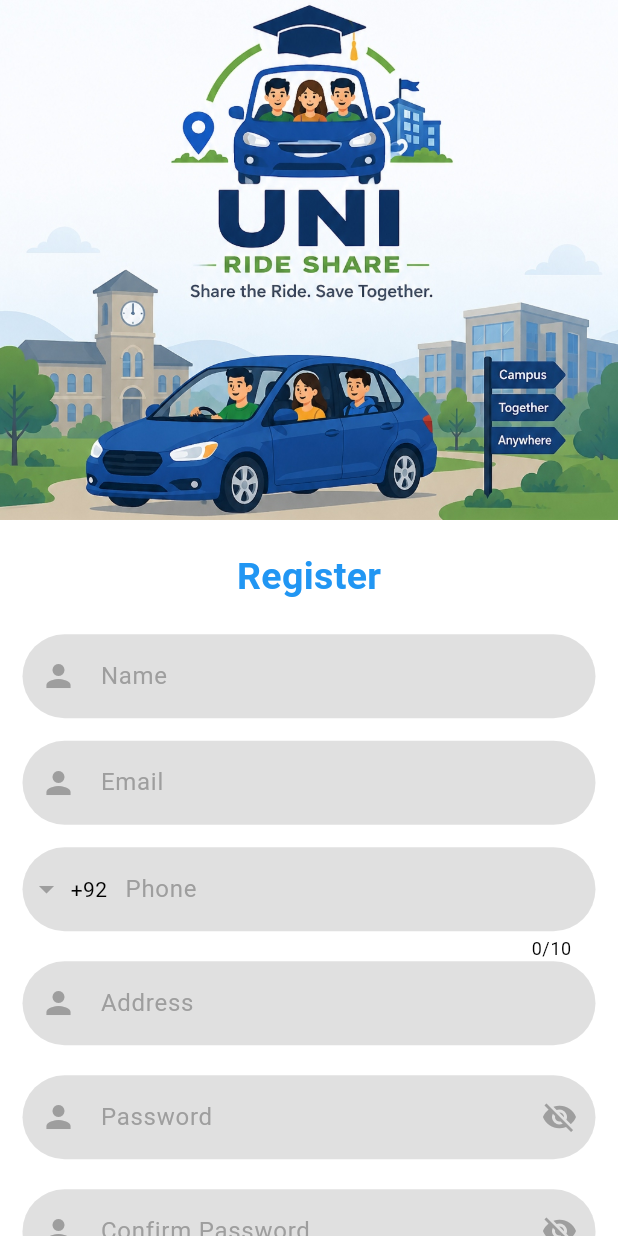
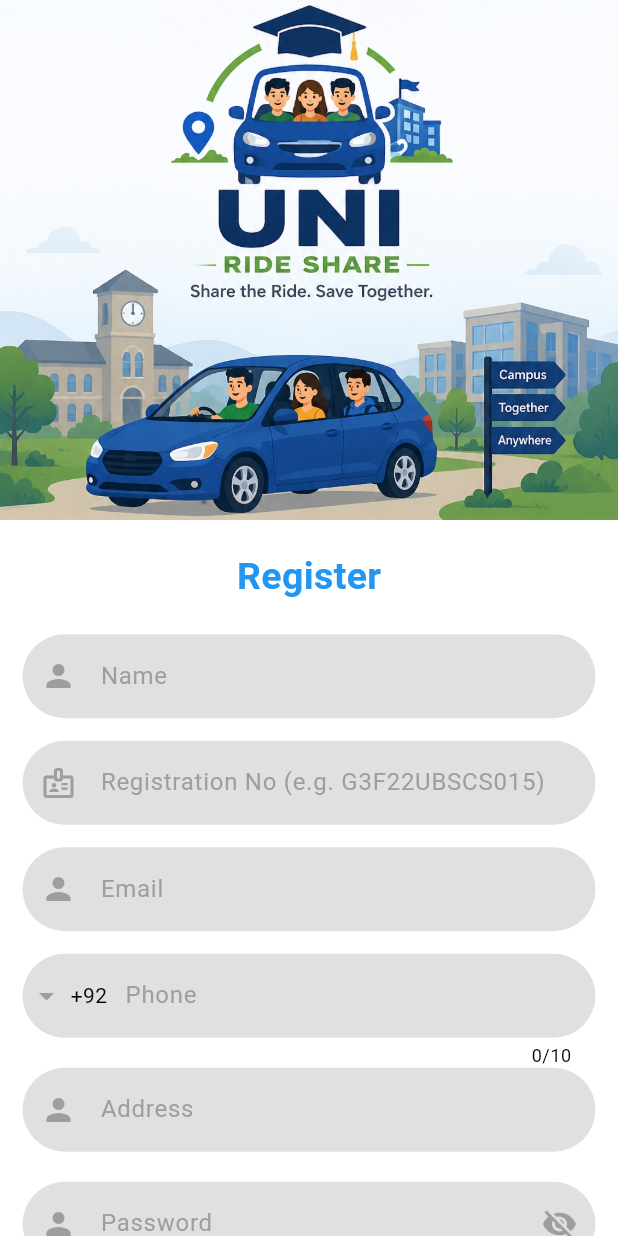
Before and after one commit to U-M-A-I-R-Shakeel/users, a Flutter app: the RegisterScreen screen opened by its route, on a phone screen of 412 x 824 dp. Run offline on Flutter 3.47's test engine with Material 3 defaults, Android fonts, the phone set to English and light mode, and no system bars; drawn by our look-alikes of intl_phone_field; our stand-ins replace animated_text_kit, email_validator, firebase_auth, firebase_core, firebase_database, fluttertoast and 3 more; accounts and stored records are empty.

Commit message:
fully final

```diff
--- a/lib/screens/register_screen.dart
+++ b/lib/screens/register_screen.dart
@@ -18,6 +18,7 @@ class RegisterScreen extends StatefulWidget {
 
 class _RegisterScreenState extends State<RegisterScreen> {
   final nameTextEditingController = TextEditingController();
+  final regNoTextEditingController = TextEditingController();
   final emailTextEditingController = TextEditingController();
   final phoneTextEditingController = TextEditingController();
   final addressTextEditingController = TextEditingController();
@@ -41,6 +42,7 @@ class _RegisterScreenState extends State<RegisterScreen> {
           Map userMap = {
             "id": currentUser!.uid,
             "name": nameTextEditingController.text.trim(),
+            "regNo": regNoTextEditingController.text.trim().toLowerCase(),
             "email": emailTextEditingController.text.trim(),
             "address": addressTextEditingController.text.trim(),
             "phone": phoneTextEditingController.text.trim(),
@@ -137,9 +139,52 @@ class _RegisterScreenState extends State<RegisterScreen> {
                   if(text.length > 49){
                     return "Name cannot be more than 50";
                   }
+                  return null;
                },
                 onChanged: (text) => setState(() {
                   nameTextEditingController.text =text;
+                }),
+              ),
+
+              SizedBox(height: 15),
+
+              TextFormField(
+                inputFormatters: [
+                  LengthLimitingTextInputFormatter(13)
+                ],
+                decoration: InputDecoration(
+                  hintText: "Registration No (e.g. G3F22UBSCS015)",
+                  hintStyle: TextStyle(
+                    color: Colors.grey,
+                  ),
+                  filled: true,
+                  fillColor: darkTheme ? Colors.black45 : Colors.grey.shade300,
+                  border: OutlineInputBorder(
+                    borderRadius: BorderRadius.circular(40),
+                    borderSide: BorderSide(
+                      width: 0,
+                      style: BorderStyle.none,
+                    )
+                  ),
+                  prefixIcon: Icon(Icons.badge_outlined, color: darkTheme ? Colors.amber.shade400 : Colors.grey),
+                ),
+                autovalidateMode: AutovalidateMode.onUserInteraction,
+                textCapitalization: TextCapitalization.characters,
+                validator: (text) {
+                  if (text == null || text.isEmpty) {
+                    return "Registration No cannot be empty";
+                  }
+                  String regNo = text.trim().toLowerCase();
+                  if (!regNo.startsWith("g3")) {
+                    return "Must start with G3";
+                  }
+                  if (regNo.length < 12 || regNo.length > 13) {
+                    return "Must be 12 or 13 characters long";
+                  }
+                  return null;
+                },
+                onChanged: (text) => setState(() {
+                  regNoTextEditingController.text = text;
                 }),
               ),
 
@@ -179,6 +224,7 @@ class _RegisterScreenState extends State<RegisterScreen> {
                   if(text.length > 99){
                     return "Email cannot be more than 100";
                   }
+                  return null;
                 },
                 onChanged: (text) => setState(() {
                   emailTextEditingController.text =text;
@@ -245,6 +291,7 @@ class _RegisterScreenState extends State<RegisterScreen> {
                   if(text.length > 99){
                     return "Address cannot be more than 100";
                   }
+                  return null;
                 },
                 onChanged: (text) => setState(() {
                   addressTextEditingController.text =text;
```
Also changed, not shown: lib/screens/main_screen.dart (+68 -6 lines).
